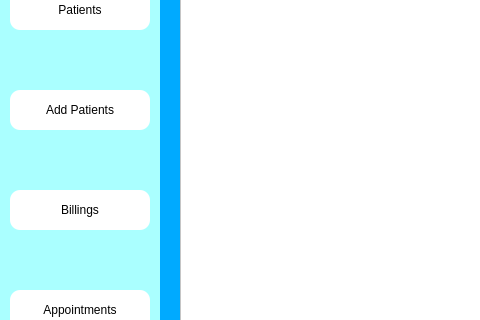
First picture: the form in dentists_window.ui, repository Fayadkhan8911/Medico-Desktop-App, before the edit; both pictures show x 0 to 480 and y 140 to 460 of the 800 by 600 pixel window.
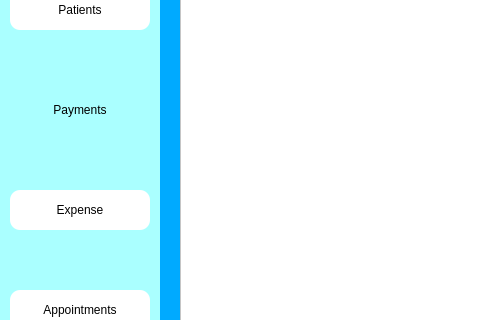
Second picture: the form after the edit. Icons and pictures are not drawn.

Patch:
```diff
--- a/dentists_window.ui
+++ b/dentists_window.ui
@@ -82,56 +82,6 @@
       <normaloff>../Medico_modern/dashboard.png</normaloff>../Medico_modern/dashboard.png</iconset>
     </property>
    </widget>
-   <widget class="QPushButton" name="add_patient_btn">
-    <property name="geometry">
-     <rect>
-      <x>10</x>
-      <y>230</y>
-      <width>140</width>
-      <height>40</height>
-     </rect>
-    </property>
-    <property name="styleSheet">
-     <string notr="true">font: 12pt &quot;MS Shell Dlg 2&quot;;
-background-color: rgb(255, 255, 255);
-border-top-left-radius:10px;
-border-bottom-left-radius:10px;
-border-top-right-radius:10px;
-border-bottom-right-radius:10px;</string>
-    </property>
-    <property name="text">
-     <string>Add Patients</string>
-    </property>
-    <property name="icon">
-     <iconset>
-      <normaloff>../Medico_modern/patientdownload .png</normaloff>../Medico_modern/patientdownload .png</iconset>
-    </property>
-   </widget>
-   <widget class="QPushButton" name="bills_btn">
-    <property name="geometry">
-     <rect>
-      <x>10</x>
-      <y>330</y>
-      <width>140</width>
-      <height>40</height>
-     </rect>
-    </property>
-    <property name="styleSheet">
-     <string notr="true">font: 12pt &quot;MS Shell Dlg 2&quot;;
-background-color: rgb(255, 255, 255);
-border-top-left-radius:10px;
-border-bottom-left-radius:10px;
-border-top-right-radius:10px;
-border-bottom-right-radius:10px;</string>
-    </property>
-    <property name="text">
-     <string>Billings</string>
-    </property>
-    <property name="icon">
-     <iconset>
-      <normaloff>../Medico_modern/billingdownload (1).png</normaloff>../Medico_modern/billingdownload (1).png</iconset>
-    </property>
-   </widget>
    <widget class="QPushButton" name="appoint_btn">
     <property name="geometry">
      <rect>
@@ -182,6 +132,57 @@
       <normaloff>../Medico_modern/dentistimages.png</normaloff>../Medico_modern/dentistimages.png</iconset>
     </property>
    </widget>
+   <widget class="QPushButton" name="bills_btn_2">
+    <property name="geometry">
+     <rect>
+      <x>10</x>
+      <y>230</y>
+      <width>140</width>
+      <height>40</height>
+     </rect>
+    </property>
+    <property name="styleSheet">
+     <string notr="true">font: 12pt &quot;MS Shell Dlg 2&quot;;
+background-color: rgb(170, 255, 255);
+
+border-top-left-radius:10px;
+border-bottom-left-radius:10px;
+border-top-right-radius:10px;
+border-bottom-right-radius:10px;</string>
+    </property>
+    <property name="text">
+     <string>Payments</string>
+    </property>
+    <property name="icon">
+     <iconset>
+      <normaloff>../Medico_modern/billingdownload (1).png</normaloff>../Medico_modern/billingdownload (1).png</iconset>
+    </property>
+   </widget>
+   <widget class="QPushButton" name="bills_btn_3">
+    <property name="geometry">
+     <rect>
+      <x>10</x>
+      <y>330</y>
+      <width>140</width>
+      <height>40</height>
+     </rect>
+    </property>
+    <property name="styleSheet">
+     <string notr="true">font: 12pt &quot;MS Shell Dlg 2&quot;;
+background-color: rgb(255, 255, 255);
+border-top-left-radius:10px;
+border-bottom-left-radius:10px;
+border-top-right-radius:10px;
+border-bottom-right-radius:10px;</string>
+    </property>
+    <property name="text">
+     <string>Expense</string>
+    </property>
+    <property name="icon">
+     <iconset>
+      <normaloff>../Medico_modern/billingdownload (1).png</normaloff>../Medico_modern/billingdownload (1).png</iconset>
+    </property>
+   </widget>
   </widget>
   <widget class="QTableWidget" name="dentist_table">
    <property name="geometry">
```
